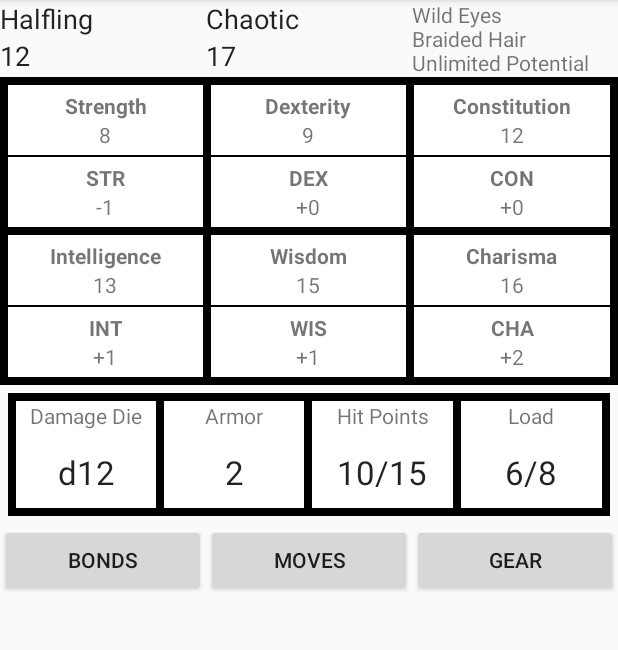
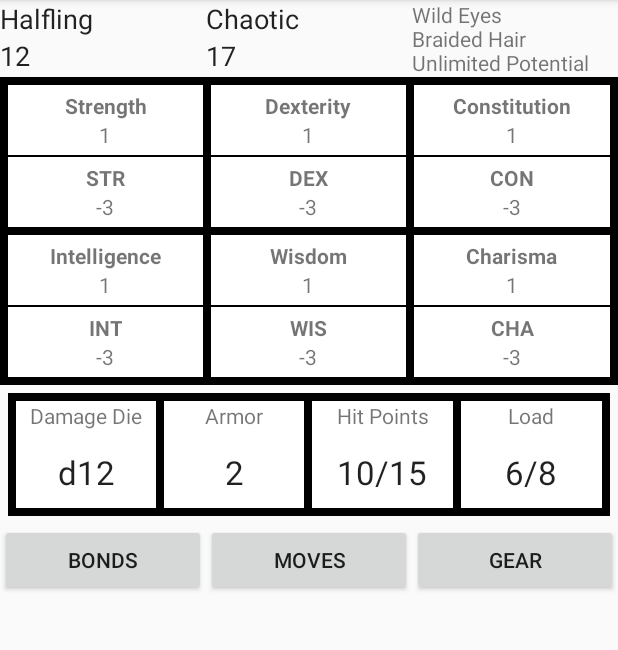
Before and after one commit to aniketschneider/dw-charsheet, an Android app: the screen it shows after launch (MainActivity), on a phone screen of 412 x 824 dp, the part 84-734 px from its top. Run offline under Robolectric (Android 15) with nearby library versions, the phone set to English and light mode, and no system bars.

Commit message:
Refactor of ability score handling

```diff
--- /dev/null
+++ b/app/src/main/java/personal/aschneider/charsheet/Ability.java
@@ -0,0 +1,129 @@
+package personal.aschneider.charsheet;
+
+import android.content.Context;
+
+import com.google.common.base.Optional;
+import com.google.common.collect.ImmutableList;
+
+import java.io.Serializable;
+import java.util.List;
+
+/**
+ * Abstraction of an ability. Also provides static facilities for general operations on abilities.
+ */
+public class Ability implements Serializable {
+  public static final Ability STRENGTH = new Ability(R.string.ability_strength);
+  public static final Ability DEXTERITY = new Ability(R.string.ability_dexterity);
+  public static final Ability CONSTITUTION = new Ability(R.string.ability_constitution);
+  public static final Ability INTELLIGENCE = new Ability(R.string.ability_intelligence);
+  public static final Ability WISDOM = new Ability(R.string.ability_wisdom);
+  public static final Ability CHARISMA = new Ability(R.string.ability_charisma);
+
+  public static final List<Ability> ALL = ImmutableList.<Ability>builder()
+      .add(STRENGTH)
+      .add(DEXTERITY)
+      .add(CONSTITUTION)
+      .add(INTELLIGENCE)
+      .add(WISDOM)
+      .add(CHARISMA)
+      .build();
+
+  /**
+   * Get the numerical modifier for an ability score.
+   *
+   * @param score the total ability score
+   * @return the roll modifier for rolls against that ability score
+   */
+  public static int getMod(int score) {
+    if (score <= 3)	return -3;
+    else if (score <= 5) return -2;
+    else if (score <= 8) return -1;
+    else if (score <= 12) return 0;
+    else if (score <= 15) return 1;
+    else if (score <= 17) return 2;
+    else return 3;
+  }
+
+  /**
+   * Get the string associated with an ability modifier, including a +/- prefix.
+   *
+   * @param score the total ability score
+   * @return the ability modifier, with a +/- prefix as appropriate
+   */
+  public static String getModString(int score) {
+    Integer mod = getMod(score);
+
+    String modString;
+    if (mod >= 0) {
+      modString = "+" + mod.toString();
+    } else {
+      modString = mod.toString();
+    }
+
+    return modString;
+  }
+
+  /**
+   * Retrieve the Ability associated with a name resource.
+   *
+   * @param nameId a resource id for the name of an ability
+   * @return the Ability associated with the name
+   */
+  public static Optional<Ability> get(int nameId) {
+    for (Ability a : ALL) {
+      if (a.getNameId() == nameId) {
+        return Optional.of(a);
+      }
+    }
+    return Optional.absent();
+  }
+
+  /**
+   * Retrieve the Ability associated with a name.
+   *
+   * @param c application context, for associating ids with resources
+   * @param name the name of an ability
+   * @return the Ability associated with the name
+   */
+  public static Optional<Ability> get(Context c, String name) {
+    for (Ability a : ALL) {
+      if (c.getString(a.getNameId()).equals(name)) {
+        return Optional.of(a);
+      }
+    }
+    return Optional.absent();
+  }
+
+  private int name;
+
+  private Ability(int name) {
+    this.name = name;
+  }
+
+  /**
+   * @return resource id for the name of the ability
+   */
+  public int getNameId() {
+    return name;
+  }
+
+  /**
+   * Get the full, localized name of the ability.
+   *
+   * @param c Application context, to access resources from ids.
+   * @return the full name of the ability
+   */
+  public String getName(Context c) {
+    return c.getString(name);
+  }
+
+  /**
+   * Get the short name of the ability, the name of the ability modifier.
+   *
+   * @param c Application context, to access resources from ids.
+   * @return the short name of the ability
+   */
+  public String getShortName(Context c) {
+    return getName(c).substring(0,3).toUpperCase();
+  }
+}
--- a/app/src/main/java/personal/aschneider/charsheet/AbilityScoreView.java
+++ b/app/src/main/java/personal/aschneider/charsheet/AbilityScoreView.java
@@ -7,57 +7,72 @@ import android.view.LayoutInflater;
 import android.widget.LinearLayout;
 import android.widget.TextView;
 
+import com.google.common.base.Optional;
+
 /**
- * Created by aschneider on 10/27/14.
+ * A widget for displaying an ability score.  Requires at least an attribute to define which ability
+ * it refers to.
  */
 public class AbilityScoreView extends LinearLayout {
-  //TODO: awkward to store mutable abilityScore object here
-  private AbilityScore abilityScore;
+  private final Ability ability;
+  private int score;
 
   private TextView abilityNameView;
   private TextView abilityModNameView;
-
   private TextView abilityScoreView;
   private TextView abilityModView;
+
+  public int getScore() {
+    return score;
+  }
+
+  public Ability getAbility() {
+    return this.ability;
+  }
+
+  public void setScore(int value) {
+    this.score = value;
+    updateViews();
+  }
 
   public AbilityScoreView(Context context) {
     super(context);
     inflateViews(context);
+
     // TODO: what should happen here?
+    throw new RuntimeException("AbilityScoreView created without attributes");
   }
 
   public AbilityScoreView(Context context, AttributeSet attrs, int defStyle) {
     super(context, attrs, defStyle);
     inflateViews(context);
 
-    readAttributes(context, attrs);
+    ability = readAttributes(context, attrs);
+    updateViews();
   }
 
   public AbilityScoreView(Context context, AttributeSet attrs) {
     super(context, attrs);
     inflateViews(context);
 
-    readAttributes(context, attrs);
-  }
-
-  private void readAttributes(Context context, AttributeSet attrs) {
-    TypedArray a = context.obtainStyledAttributes(attrs, R.styleable.AbilityScoreView);
-    String longName = a.getString(R.styleable.AbilityScoreView_statName);
-    if (longName == null) longName = "REPLACE";
-    Integer score = a.getInteger(R.styleable.AbilityScoreView_score, 1);
-    a.recycle();
-
-    setAbilityScore(new AbilityScore(longName, score));
-  }
-
-  public void setAbilityScore(AbilityScore abilityScore) {
-    this.abilityScore = abilityScore;
+    ability = readAttributes(context, attrs);
     updateViews();
   }
 
-  public void setScore(int value) {
-    abilityScore.setValue(value);
-    updateViews();
+  private Ability readAttributes(Context context, AttributeSet attrs) {
+    TypedArray a = context.obtainStyledAttributes(attrs, R.styleable.AbilityScoreView);
+    String longName = a.getString(R.styleable.AbilityScoreView_statName);
+    int score = a.getInt(R.styleable.AbilityScoreView_score, 1);
+    a.recycle();
+
+    this.score = score;
+
+    Optional<Ability> attributeAbility = Ability.get(context, longName);
+    if (attributeAbility.isPresent()) {
+      return attributeAbility.get();
+    } else {
+      throw new IllegalArgumentException(longName + " is not a valid ability");
+    }
   }
 
   private void inflateViews(Context c) {
@@ -71,10 +86,10 @@ public class AbilityScoreView extends LinearLayout {
   }
 
   private void updateViews() {
-    abilityNameView.setText(abilityScore.getLongName());
-    abilityScoreView.setText(Integer.valueOf(abilityScore.getValue()).toString());
-    abilityModNameView.setText(abilityScore.getShortName());
-    Integer mod = Integer.valueOf(abilityScore.getModifier());
+    abilityNameView.setText(ability.getName(getContext()));
+    abilityScoreView.setText(Integer.valueOf(score).toString());
+    abilityModNameView.setText(ability.getShortName(getContext()));
+    Integer mod = Integer.valueOf(Ability.getMod(score));
     String modString;
     if (mod >= 0) {
       modString = "+" + mod.toString();
--- a/app/src/main/java/personal/aschneider/charsheet/Character.java
+++ b/app/src/main/java/personal/aschneider/charsheet/Character.java
@@ -18,10 +18,10 @@ public class Character {
   private int xp;
   private String description;
 
-  private Map<Integer, Integer> stats;
+  private Map<Ability, Integer> stats;
 
   public Character(Context c) {
-    context = c;
+    context = c.getApplicationContext();
 
     id = UUID.randomUUID();
     name = c.getString(R.string.new_character_name);
@@ -32,12 +32,9 @@ public class Character {
     description = c.getString(R.string.new_character_desc);
 
     stats = Maps.newConcurrentMap();
-    stats.put(R.string.ability_strength, 1);
-    stats.put(R.string.ability_dexterity, 1);
-    stats.put(R.string.ability_constitution, 1);
-    stats.put(R.string.ability_intelligence, 1);
-    stats.put(R.string.ability_wisdom, 1);
-    stats.put(R.string.ability_charisma, 1);
+    for (Ability a : Ability.ALL) {
+      stats.put(a, 1);
+    }
   }
 
   public UUID getId() {
@@ -92,7 +89,7 @@ public class Character {
     this.description = description;
   }
 
-  public int getStatValue(int abilityId) {
-    return stats.get(abilityId);
+  public int getAbilityScore(Ability ability) {
+    return stats.get(ability);
   }
 }
--- a/app/src/main/java/personal/aschneider/charsheet/CharacterSheetFragment.java
+++ b/app/src/main/java/personal/aschneider/charsheet/CharacterSheetFragment.java
@@ -10,25 +10,40 @@ import android.view.View;
 import android.view.View.OnLongClickListener;
 import android.view.ViewGroup;
 
-import java.util.HashMap;
+import com.google.common.collect.Maps;
+
 import java.util.Map;
+import java.util.UUID;
 
 public class CharacterSheetFragment extends Fragment {
-  public static final String EXTRA_ABILITY_NAME = "personal.aschneider.charsheet.CharacterSheetFragment.abilityName";
+  public static final String EXTRA_CHARACTER_ID = "personal.aschneider.charsheet.CharacterSheetFragment.characterId";
   private static final int REQUEST_SCORE = 1;
   private static final String SCORE_DIALOG_TAG = "score_dialog";
-  private Map<Integer, AbilityScore> abilityScores = new HashMap<Integer, AbilityScore>();
-  private Map<Integer, AbilityScoreView> abilityScoreViews = new HashMap<Integer, AbilityScoreView>();
 
-  public static CharacterSheetFragment newInstance() {
-    //stub
-    return new CharacterSheetFragment();
+  private UUID characterId;
+  private Map<Ability, AbilityScoreView> abilityScoreViews = Maps.newHashMap();
+
+  public static CharacterSheetFragment newInstance(UUID characterId) {
+    Bundle args = new Bundle();
+    args.putSerializable(EXTRA_CHARACTER_ID, characterId);
+
+    CharacterSheetFragment f = new CharacterSheetFragment();
+    f.setArguments(args);
+
+    return f;
   }
 
   @Override
   public void onCreate(Bundle savedInstanceState) {
     super.onCreate(savedInstanceState);
 
+    Bundle args = getArguments();
+    UUID characterId = (UUID) args.getSerializable(EXTRA_CHARACTER_ID);
+    if (characterId == null) {
+      throw new IllegalStateException("No characterId in fragment args");
+    } else {
+      this.characterId = characterId;
+    }
   }
 
   @Override
@@ -36,23 +51,18 @@ public class CharacterSheetFragment extends Fragment {
                            ViewGroup container, Bundle savedInstanceState) {
     View v = inflater.inflate(R.layout.fragment_character_sheet, null);
 
-    abilityScores.put(R.string.ability_strength, new AbilityScore(getString(R.string.ability_strength), 8));
-    abilityScores.put(R.string.ability_dexterity, new AbilityScore(getString(R.string.ability_dexterity), 9));
-    abilityScores.put(R.string.ability_constitution, new AbilityScore(getString(R.string.ability_constitution), 12));
-    abilityScores.put(R.string.ability_intelligence, new AbilityScore(getString(R.string.ability_intelligence), 13));
-    abilityScores.put(R.string.ability_wisdom, new AbilityScore(getString(R.string.ability_wisdom), 15));
-    abilityScores.put(R.string.ability_charisma, new AbilityScore(getString(R.string.ability_charisma), 16));
+    Character character = Playpen.getInstance().getCharacter(characterId);
 
-    abilityScoreViews.put(R.string.ability_strength, (AbilityScoreView) v.findViewById(R.id.strWidget));
-    abilityScoreViews.put(R.string.ability_dexterity, (AbilityScoreView) v.findViewById(R.id.dexWidget));
-    abilityScoreViews.put(R.string.ability_constitution, (AbilityScoreView) v.findViewById(R.id.conWidget));
-    abilityScoreViews.put(R.string.ability_intelligence, (AbilityScoreView) v.findViewById(R.id.intWidget));
-    abilityScoreViews.put(R.string.ability_wisdom, (AbilityScoreView) v.findViewById(R.id.wisWidget));
-    abilityScoreViews.put(R.string.ability_charisma, (AbilityScoreView) v.findViewById(R.id.chaWidget));
+    abilityScoreViews.put(Ability.STRENGTH, (AbilityScoreView) v.findViewById(R.id.strWidget));
+    abilityScoreViews.put(Ability.DEXTERITY, (AbilityScoreView) v.findViewById(R.id.dexWidget));
+    abilityScoreViews.put(Ability.CONSTITUTION, (AbilityScoreView) v.findViewById(R.id.conWidget));
+    abilityScoreViews.put(Ability.INTELLIGENCE, (AbilityScoreView) v.findViewById(R.id.intWidget));
+    abilityScoreViews.put(Ability.WISDOM, (AbilityScoreView) v.findViewById(R.id.wisWidget));
+    abilityScoreViews.put(Ability.CHARISMA, (AbilityScoreView) v.findViewById(R.id.chaWidget));
 
-    for (Map.Entry<Integer, AbilityScoreView> e : abilityScoreViews.entrySet()) {
-      e.getValue().setAbilityScore(abilityScores.get(e.getKey()));
-      setAbilityWidgetListener(e.getValue(), e.getKey());
+    for (Map.Entry<Ability, AbilityScoreView> e : abilityScoreViews.entrySet()) {
+      e.getValue().setScore(character.getAbilityScore(e.getKey()));
+      setAbilityWidgetListener(e.getValue());
     }
 
 
@@ -63,22 +73,19 @@ public class CharacterSheetFragment extends Fragment {
   public void onActivityResult(int requestCode, int resultCode, Intent data) {
     if (resultCode != Activity.RESULT_OK) return;
     if (requestCode == REQUEST_SCORE) {
-      int scoreKey = data.getIntExtra(AbilityScorePickerFragment.EXTRA_CALLBACK_KEY, R.string.ability_strength);
-      AbilityScore modifiedScore = abilityScores.get(scoreKey);
-      int n = data.getIntExtra(AbilityScorePickerFragment.EXTRA_SCORE_KEY, modifiedScore.getValue());
-      modifiedScore.setValue(n);
-      abilityScoreViews.get(scoreKey).setScore(n);
+      Ability ability = (Ability) data.getSerializableExtra(AbilityScorePickerFragment.EXTRA_ABILITY_KEY);
+      int newScore = data.getIntExtra(AbilityScorePickerFragment.EXTRA_SCORE_KEY, abilityScoreViews.get(ability).getScore());
+      abilityScoreViews.get(ability).setScore(newScore);
     }
   }
 
-  private void setAbilityWidgetListener(AbilityScoreView widget, final Integer scoreKey) {
+  private void setAbilityWidgetListener(final AbilityScoreView widget) {
     widget.setOnLongClickListener(new OnLongClickListener() {
       @Override
       public boolean onLongClick(View v) {
         AbilityScorePickerFragment fragment = AbilityScorePickerFragment.newInstance(
-            abilityScores.get(scoreKey).getLongName(),
-            abilityScores.get(scoreKey).getValue(),
-            scoreKey);
+            widget.getAbility(),
+            widget.getScore());
         FragmentManager fm = getActivity().getSupportFragmentManager();
 
         fragment.setTargetFragment(CharacterSheetFragment.this, REQUEST_SCORE);
--- a/app/src/main/java/personal/aschneider/charsheet/MainActivity.java
+++ b/app/src/main/java/personal/aschneider/charsheet/MainActivity.java
@@ -14,8 +14,9 @@ public class MainActivity extends ActionBarActivity {
     super.onCreate(savedInstanceState);
     setContentView(R.layout.activity_main);
     if (savedInstanceState == null) {
+      Character sampleChar = Playpen.getInstance().newCharacter(this);
       getSupportFragmentManager().beginTransaction()
-          .add(R.id.container, CharacterSheetFragment.newInstance())
+          .add(R.id.container, CharacterSheetFragment.newInstance(sampleChar.getId()))
           .commit();
     }
   }
--- /dev/null
+++ b/app/src/main/java/personal/aschneider/charsheet/Playpen.java
@@ -0,0 +1,48 @@
+package personal.aschneider.charsheet;
+
+import android.content.Context;
+
+import com.google.common.collect.Maps;
+
+import java.util.Map;
+import java.util.UUID;
+
+/**
+ * Singleton facility to manage a set of characters.
+ */
+public class Playpen {
+  private static Playpen INSTANCE = null;
+
+  private Map<UUID, Character> characters;
+
+  private Playpen() {
+    characters = Maps.newConcurrentMap();
+  }
+
+  public static Playpen getInstance() {
+    if (INSTANCE == null) {
+      INSTANCE = new Playpen();
+    }
+    return INSTANCE;
+  }
+
+  /**
+   * Get the character associated with an id.
+   *
+   * @param characterId character object's id
+   * @return the character object
+   */
+  public Character getCharacter(UUID characterId) {
+    return characters.get(characterId);
+  }
+
+  public void addCharacter(Character character) {
+    this.characters.put(character.getId(), character);
+  }
+
+  public Character newCharacter(Context c) {
+    Character newCharacter = new Character(c);
+    this.addCharacter(newCharacter);
+    return newCharacter;
+  }
+}
```
Also changed, not shown: app/src/main/java/personal/aschneider/charsheet/AbilityScorePickerFragment.java (+7 -13 lines).
